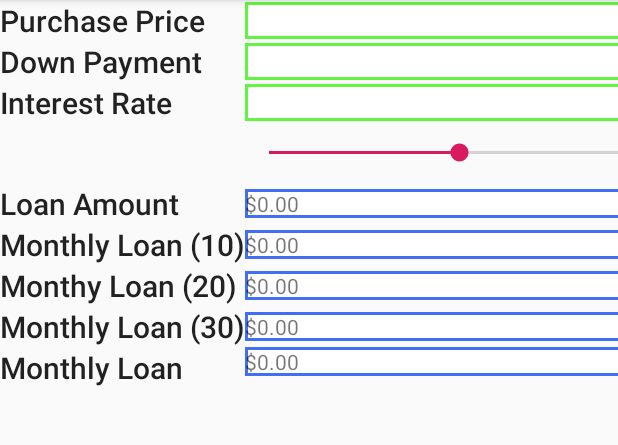
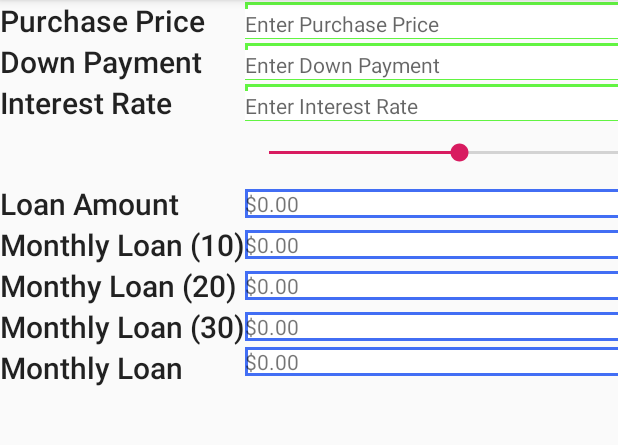
Before and after one commit to HieuNgo/LSHN_Morgage_Calculator_App, an Android app: the screen it shows after launch (MainActivity), on a phone screen of 412 x 824 dp, the part 84-529 px from its top. Run offline under Robolectric (Android 15) with nearby library versions, the phone set to English and light mode, and no system bars.

Commit message:
Added Spanish and fixed overlaying text

```diff
--- a/app/src/main/res/layout/activity_main.xml
+++ b/app/src/main/res/layout/activity_main.xml
@@ -186,21 +186,27 @@
         android:id="@+id/purchasePriceTextView"
         android:layout_width="match_parent"
         android:layout_height="wrap_content"
-        android:layout_row="9"
-        android:layout_column="1" />
+        android:layout_row="0"
+        android:layout_column="1"
+        android:background="@color/textViewBlock"
+        android:hint="@string/enter_purchase_price" />
 
     <TextView
         android:id="@+id/downPaymentTextView"
         android:layout_width="match_parent"
         android:layout_height="wrap_content"
-        android:layout_row="10"
-        android:layout_column="1" />
+        android:layout_row="1"
+        android:layout_column="1"
+        android:background="@color/textViewBlock"
+        android:hint="@string/enter_down_payment" />
 
     <TextView
         android:id="@+id/interestRateTextView"
         android:layout_width="match_parent"
         android:layout_height="wrap_content"
-        android:layout_row="11"
-        android:layout_column="1" />
+        android:layout_row="2"
+        android:layout_column="1"
+        android:background="@color/textViewBlock"
+        android:hint="@string/enter_interest_rate" />
 
 </GridLayout>
--- a/app/src/main/res/values/colors.xml
+++ b/app/src/main/res/values/colors.xml
@@ -3,4 +3,5 @@
     <color name="colorPrimary">#008577</color>
     <color name="colorPrimaryDark">#00574B</color>
     <color name="colorAccent">#D81B60</color>
+    <color name="textViewBlock">#FFFFFF</color>
 </resources>
--- a/app/src/main/res/values/strings.xml
+++ b/app/src/main/res/values/strings.xml
@@ -9,4 +9,7 @@
     <string name="monthlyLoan20">Monthy Loan (20)</string>
     <string name="monthlyLoan30">Monthly Loan (30)</string>
     <string name="monthlyLoan">Monthly Loan</string>
+    <string name="enter_purchase_price">Enter Purchase Price</string>
+    <string name="enter_down_payment">Enter Down Payment</string>
+    <string name="enter_interest_rate">Enter Interest Rate</string>
 </resources>
```
Also changed, not shown: 1 other file.
